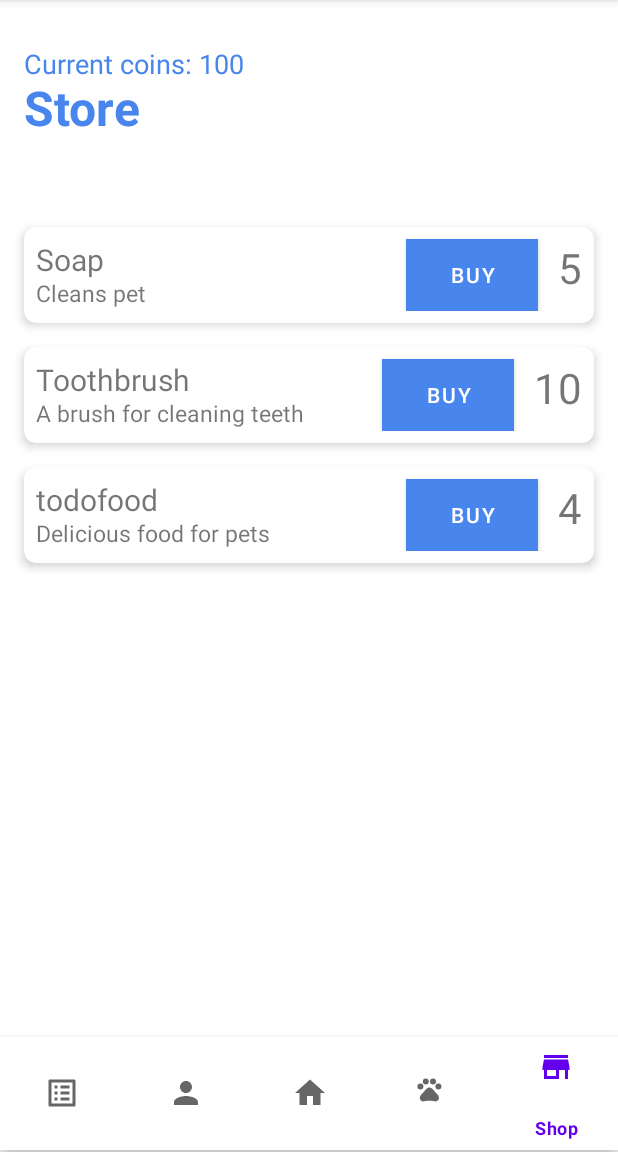
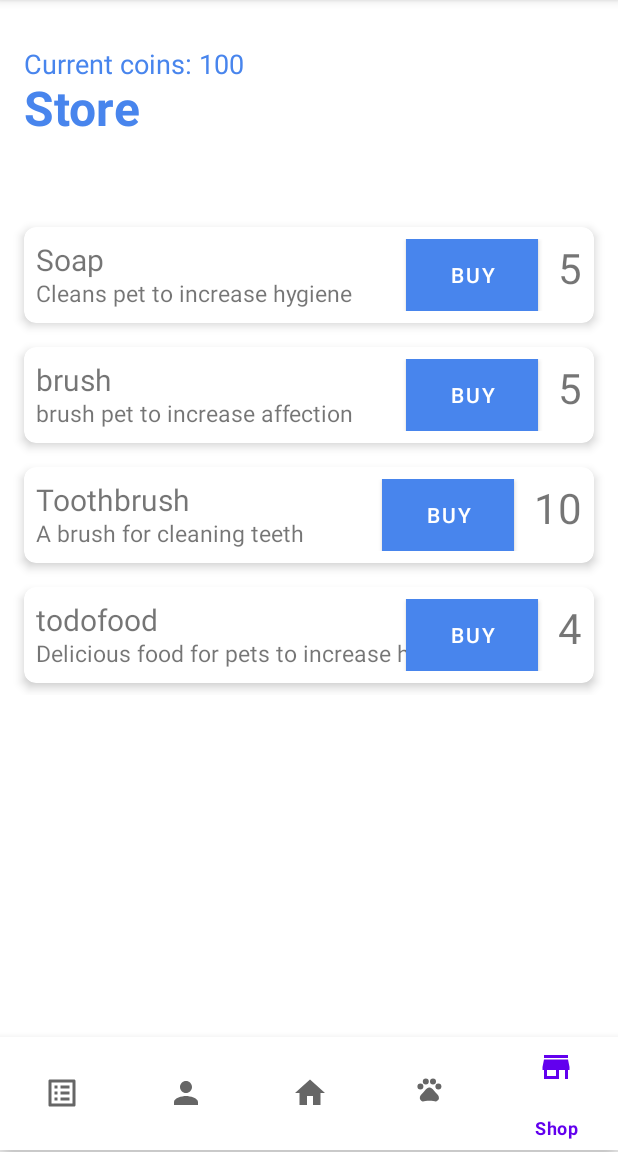
Before and after one commit to GameDeveloperEpsilon/ToDoetPrototype, an Android app: the screen it shows after launch (StoreActivity), item 5 of the bottom bar chosen, on a phone screen of 412 x 824 dp, the part 84-1236 px from its top. Run offline under Robolectric (Android 15) with nearby library versions, the phone set to English and light mode, and no system bars.

Commit message:
Working on store items, fixed some UI issues

```diff
--- a/app/src/main/java/com/example/todoetprototype/store/StoreItem.java
+++ b/app/src/main/java/com/example/todoetprototype/store/StoreItem.java
@@ -21,6 +21,8 @@ public class StoreItem {
         this.itemDescription = itemDescription;
         this.itemCategory = itemCategory;
         this.drawable = R.drawable.berryimage;
+       // this.drawable = R.drawable.soap;
+        //this.drawable = R.drawable.brush;
         this.effectMultiplier = effectMultiplier;
     }
 
--- a/app/src/main/java/com/example/todoetprototype/store/StoreModel.java
+++ b/app/src/main/java/com/example/todoetprototype/store/StoreModel.java
@@ -19,9 +19,10 @@ public class StoreModel extends AppCompatActivity {
 
     private StoreModel() {
         // Add dummy data
-        catalog.add(new StoreItem(1, 5, "Soap", "Cleans pet", "CLEANER", 1));
+        catalog.add(new StoreItem(1, 5, "Soap", "Cleans pet to increase hygiene", "CLEANER", 1));
+        catalog.add(new StoreItem(4,5,"brush","brush pet to increase affection","CLEANER",1));
         catalog.add(new StoreItem(2, 10, "Toothbrush", "A brush for cleaning teeth", "CLEANER", 2));
-        catalog.add(new StoreItem(3, 4, "todofood", "Delicious food for pets", "FOOD", 1));  // FOOD
+        catalog.add(new StoreItem(3, 4, "todofood", "Delicious food for pets to increase hunger", "FOOD", 1));  // FOOD
         // catalog.add(new StoreItem(4, 3, "Color Potion","Changes color of pet","POTION"));  // POTION
         // catalog.add(new StoreItem(5, 3, "Healing Salve","Cures sickness","MEDICINE"));  // MEDICINE
     }
```
Also changed, not shown: app/src/main/res/layout/activity_inventory.xml (+7 -4 lines), app/src/main/res/layout/activity_planner.xml (+0 -10 lines), app/src/main/res/drawable-v24/brush.png (added), app/src/main/res/drawable-v24/soap.png (added).
